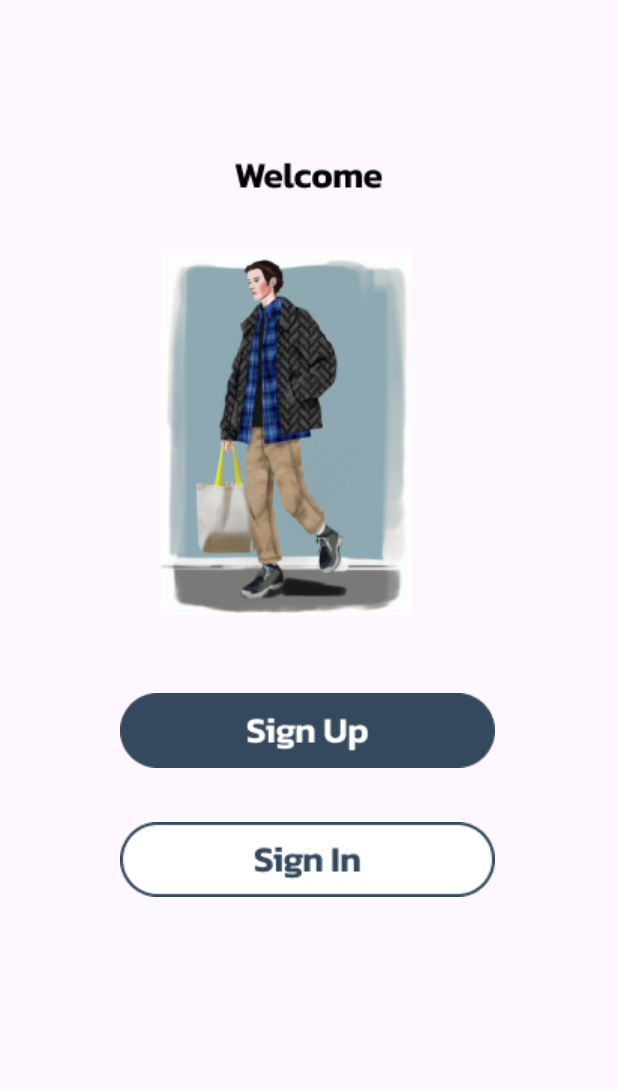
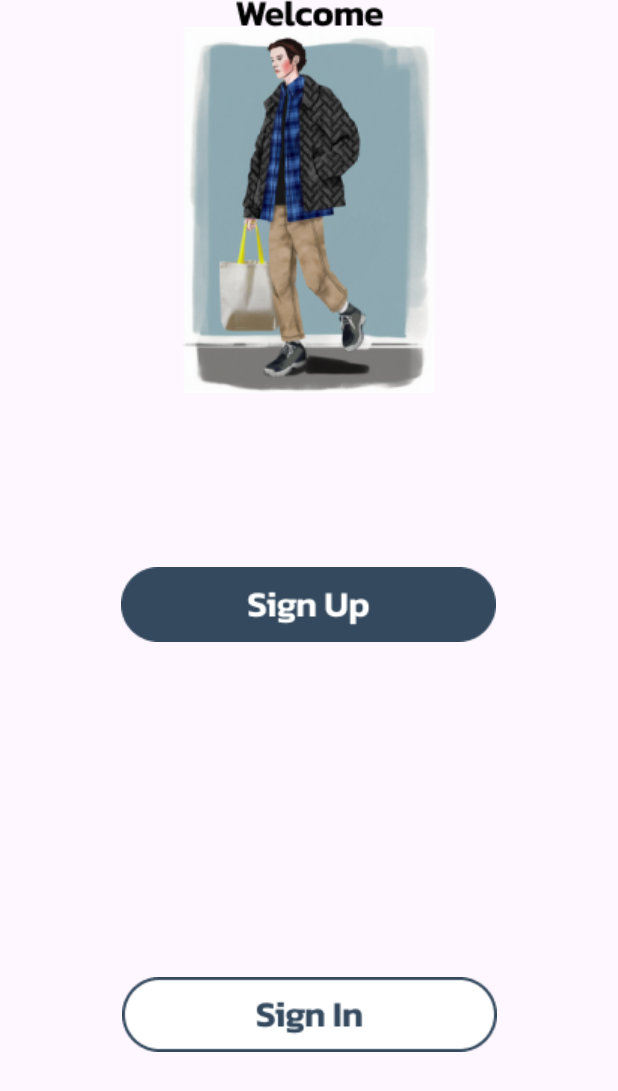
Before and after one commit to C241-PS139/Recout, an Android app: the WelcomeActivity screen opened directly, with no data from a screen before it, on a phone screen of 412 x 824 dp. Shown: the top 1091 px of the screen. Run offline under Robolectric (Android 15) with nearby library versions, the phone set to English and light mode, and no system bars.

Commit message:
selesai halaman welcome

```diff
--- a/app/src/main/res/layout/activity_welcome.xml
+++ b/app/src/main/res/layout/activity_welcome.xml
@@ -11,40 +11,42 @@
         android:id="@+id/ivHeaderWelcome"
         android:layout_width="wrap_content"
         android:layout_height="wrap_content"
-        android:layout_marginStart="156dp"
-        android:layout_marginTop="108dp"
         app:layout_constraintStart_toStartOf="parent"
+        app:layout_constraintEnd_toEndOf="parent"
         app:layout_constraintTop_toTopOf="parent"
+        app:layout_constraintBottom_toTopOf="@+id/ivImgWelcome"
         app:srcCompat="@drawable/welcome" />
 
     <ImageView
         android:id="@+id/ivImgWelcome"
         android:layout_width="wrap_content"
         android:layout_height="wrap_content"
-        android:layout_marginStart="80dp"
-        android:layout_marginTop="40dp"
+        app:layout_constraintEnd_toEndOf="parent"
         app:layout_constraintStart_toStartOf="parent"
         app:layout_constraintTop_toBottomOf="@+id/ivHeaderWelcome"
+        app:layout_constraintBottom_toTopOf="@+id/imageView2"
         app:srcCompat="@drawable/img_welcome" />
 
     <ImageView
-        android:id="@+id/ivBtnSU"
+        android:id="@+id/imageView2"
         android:layout_width="wrap_content"
         android:layout_height="wrap_content"
-        android:layout_marginStart="80dp"
-        android:layout_marginTop="52dp"
+        android:layout_marginTop="116dp"
+        app:layout_constraintEnd_toEndOf="parent"
+        app:layout_constraintHorizontal_bias="0.496"
         app:layout_constraintStart_toStartOf="parent"
         app:layout_constraintTop_toBottomOf="@+id/ivImgWelcome"
         app:srcCompat="@drawable/primary_button" />
 
     <ImageView
-        android:id="@+id/ivBtnSI"
+        android:id="@+id/imageView4"
         android:layout_width="wrap_content"
         android:layout_height="wrap_content"
-        android:layout_marginStart="80dp"
-        android:layout_marginTop="36dp"
+        android:layout_marginTop="100dp"
         app:layout_constraintStart_toStartOf="parent"
-        app:layout_constraintTop_toBottomOf="@+id/ivBtnSU"
+        app:layout_constraintEnd_toEndOf="parent"
+        app:layout_constraintTop_toBottomOf="@+id/imageView2"
+        app:layout_constraintBottom_toBottomOf="parent"
         app:srcCompat="@drawable/secondary_button" />
 
 </androidx.constraintlayout.widget.ConstraintLayout>
--- a/app/src/main/res/values/colors.xml
+++ b/app/src/main/res/values/colors.xml
@@ -2,4 +2,5 @@
 <resources>
     <color name="black">#FF000000</color>
     <color name="white">#FFFFFFFF</color>
+    <color name="navy">#000080</color>
 </resources>
--- a/app/src/main/res/values/strings.xml
+++ b/app/src/main/res/values/strings.xml
@@ -1,3 +1,6 @@
 <resources>
     <string name="app_name">Recout</string>
+    <string name="login">Sign In</string>
+    <string name="signup">Sign Up</string>
+    <string name="email">Email</string>
 </resources>
```
Also changed, not shown: app/src/main/res/drawable/btn_cstm.xml (added, +7 -0 lines), app/src/main/res/layout/activity_login.xml (+13 -0 lines).
